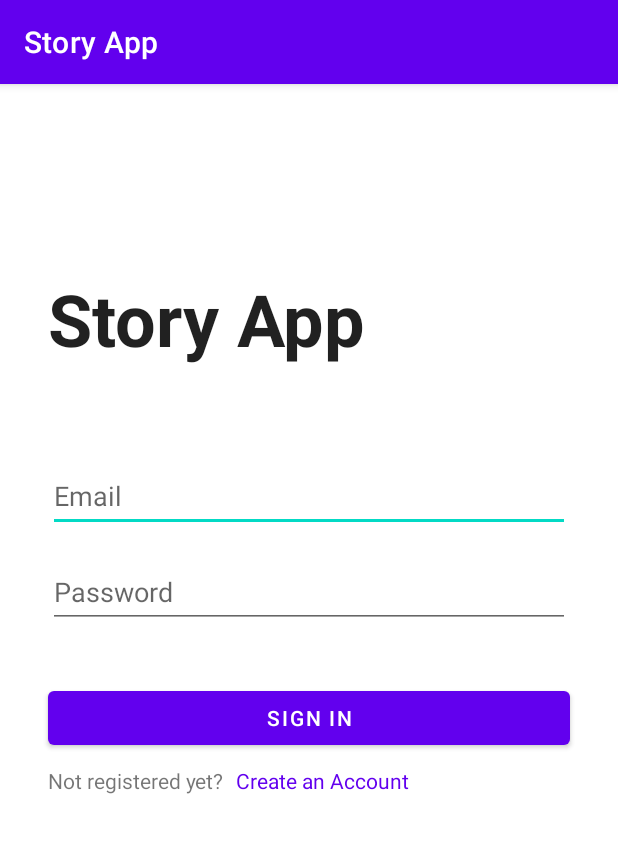
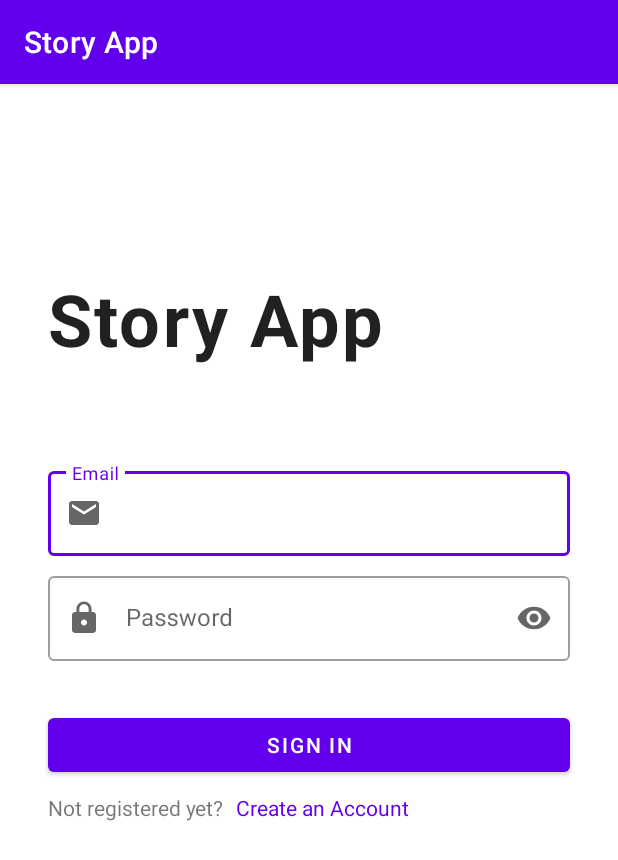
Before and after one commit to yayanrw/dicoding-story-app, an Android app: the screen it shows after launch (MainActivity), on a phone screen of 412 x 824 dp. Shown: the top 860 px of the screen. Run offline under Robolectric (Android 15) with nearby library versions, the phone set to English and light mode, and no system bars.

Commit message:
fragment login fix

```diff
--- a/app/src/main/res/layout/fragment_login.xml
+++ b/app/src/main/res/layout/fragment_login.xml
@@ -8,63 +8,65 @@
 
     <TextView
         android:id="@+id/tv_app_name"
-        android:layout_width="wrap_content"
-        android:layout_height="wrap_content"
+        style="@style/Widget.StoryApp.TextView.BigTitle"
         android:layout_marginStart="16dp"
         android:layout_marginTop="108dp"
         android:text="@string/app_name"
-        android:textAppearance="@style/TextAppearance.AppCompat.Large"
-        android:textSize="48sp"
-        android:textStyle="bold"
         app:layout_constraintEnd_toEndOf="parent"
         app:layout_constraintHorizontal_bias="0.0"
         app:layout_constraintStart_toStartOf="parent"
         app:layout_constraintTop_toTopOf="parent" />
 
-    <EditText
-        android:id="@+id/ed_login_email"
-        android:layout_width="match_parent"
-        android:layout_height="wrap_content"
+    <com.google.android.material.textfield.TextInputLayout
+        android:id="@+id/register_email"
+        style="@style/Widget.StoryApp.TextInputLayout.OutlinedBox"
         android:layout_marginStart="16dp"
-        android:layout_marginTop="62dp"
+        android:layout_marginTop="64dp"
         android:layout_marginEnd="16dp"
-        android:autofillHints="Please type your email"
-        android:ems="10"
-        android:focusable="true"
         android:hint="@string/email"
-        android:inputType="textEmailAddress"
-        android:minHeight="48dp"
         app:layout_constraintEnd_toEndOf="parent"
         app:layout_constraintStart_toStartOf="parent"
-        app:layout_constraintTop_toBottomOf="@+id/tv_app_name" />
+        app:layout_constraintTop_toBottomOf="@+id/tv_app_name"
+        app:startIconDrawable="@drawable/ic_baseline_email_24">
 
-    <EditText
-        android:id="@+id/ed_login_password"
-        android:layout_width="match_parent"
-        android:layout_height="wrap_content"
+        <com.google.android.material.textfield.TextInputEditText
+            android:id="@+id/ed_login_email"
+            style="@style/TextInputEditText"
+            android:inputType="textEmailAddress" />
+
+    </com.google.android.material.textfield.TextInputLayout>
+
+    <com.google.android.material.textfield.TextInputLayout
+        android:id="@+id/register_password"
+        style="@style/Widget.StoryApp.TextInputLayout.OutlinedBox"
         android:layout_marginStart="16dp"
-        android:layout_marginTop="16dp"
+        android:layout_marginTop="8dp"
         android:layout_marginEnd="16dp"
-        android:autofillHints="Please type your password"
-        android:ems="10"
         android:hint="@string/password"
-        android:inputType="textPassword"
-        android:minHeight="48dp"
         app:layout_constraintEnd_toEndOf="parent"
         app:layout_constraintStart_toStartOf="parent"
-        app:layout_constraintTop_toBottomOf="@+id/ed_login_email" />
+        app:layout_constraintTop_toBottomOf="@+id/register_email"
+        app:startIconDrawable="@drawable/ic_baseline_lock_24"
+        app:endIconMode="password_toggle">
 
-    <Button
+        <com.google.android.material.textfield.TextInputEditText
+            android:id="@+id/ed_login_password"
+            style="@style/TextInputEditText"
+            android:inputType="textPassword" />
+
+    </com.google.android.material.textfield.TextInputLayout>
+
+    <com.google.android.material.button.MaterialButton
         android:id="@+id/btn_sign_in"
         android:layout_width="match_parent"
         android:layout_height="wrap_content"
         android:layout_marginStart="16dp"
-        android:layout_marginTop="36dp"
+        android:layout_marginTop="32dp"
         android:layout_marginEnd="16dp"
         android:text="@string/sign_in"
         app:layout_constraintEnd_toEndOf="parent"
         app:layout_constraintStart_toStartOf="parent"
-        app:layout_constraintTop_toBottomOf="@+id/ed_login_password" />
+        app:layout_constraintTop_toBottomOf="@+id/register_password" />
 
     <TextView
         android:id="@+id/textView2"
@@ -80,10 +82,9 @@
         android:layout_width="wrap_content"
         android:layout_height="wrap_content"
         android:layout_marginStart="8dp"
-        android:layout_marginTop="8dp"
         android:minHeight="48dp"
         android:text="@string/create_an_account"
         android:textColor="@color/purple_500"
         app:layout_constraintStart_toEndOf="@+id/textView2"
-        app:layout_constraintTop_toBottomOf="@+id/btn_sign_in" />
+        app:layout_constraintTop_toTopOf="@+id/textView2" />
 </androidx.constraintlayout.widget.ConstraintLayout>
--- a/app/src/main/res/layout/fragment_register.xml
+++ b/app/src/main/res/layout/fragment_register.xml
@@ -26,7 +26,7 @@
             android:id="@+id/register_name"
             style="@style/Widget.StoryApp.TextInputLayout.OutlinedBox"
             android:layout_marginStart="16dp"
-            android:layout_marginTop="62dp"
+            android:layout_marginTop="64dp"
             android:layout_marginEnd="16dp"
             android:hint="@string/name"
             app:layout_constraintEnd_toEndOf="parent"
@@ -54,7 +54,7 @@
             app:startIconDrawable="@drawable/ic_baseline_email_24">
 
             <com.google.android.material.textfield.TextInputEditText
-                android:id="@+id/ed_register_email"
+                android:id="@+id/ed_login_email"
                 style="@style/TextInputEditText"
                 android:inputType="textEmailAddress" />
 
@@ -73,14 +73,14 @@
             app:startIconDrawable="@drawable/ic_baseline_lock_24">
 
             <com.google.android.material.textfield.TextInputEditText
-                android:id="@+id/ed_register_password"
+                android:id="@+id/ed_login_password"
                 style="@style/TextInputEditText"
                 android:inputType="textPassword" />
 
         </com.google.android.material.textfield.TextInputLayout>
 
         <com.google.android.material.button.MaterialButton
-            android:id="@+id/btn_register"
+            android:id="@+id/btn_sign_in"
             android:layout_width="match_parent"
             android:layout_height="wrap_content"
             android:layout_marginStart="16dp"
```
